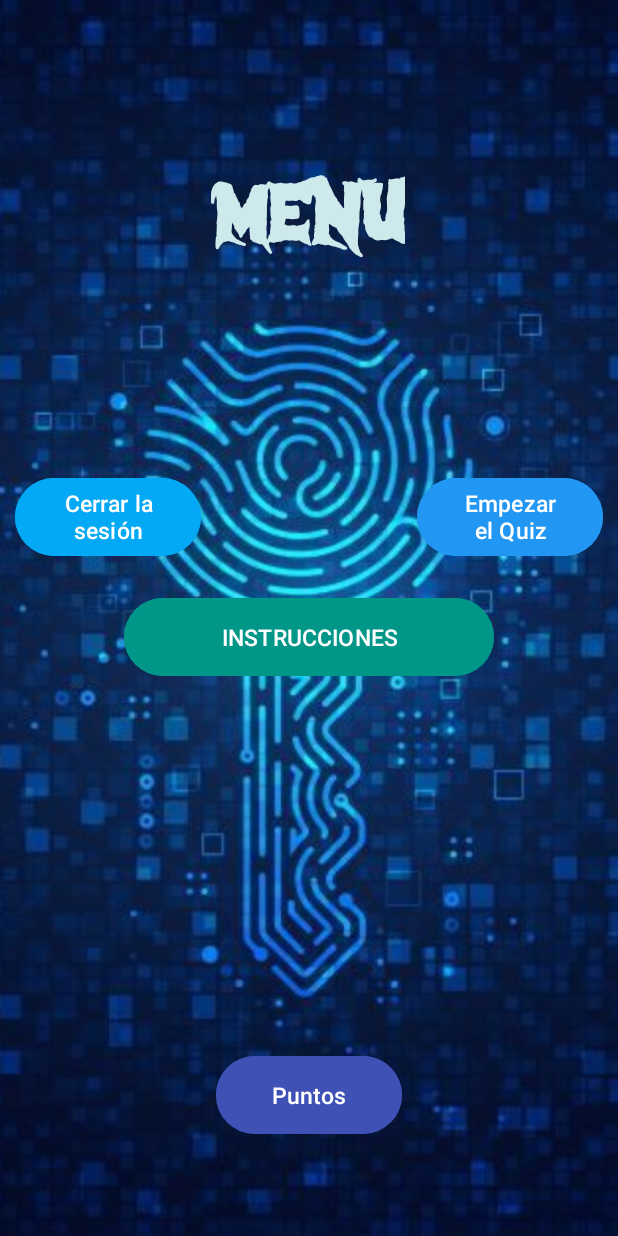
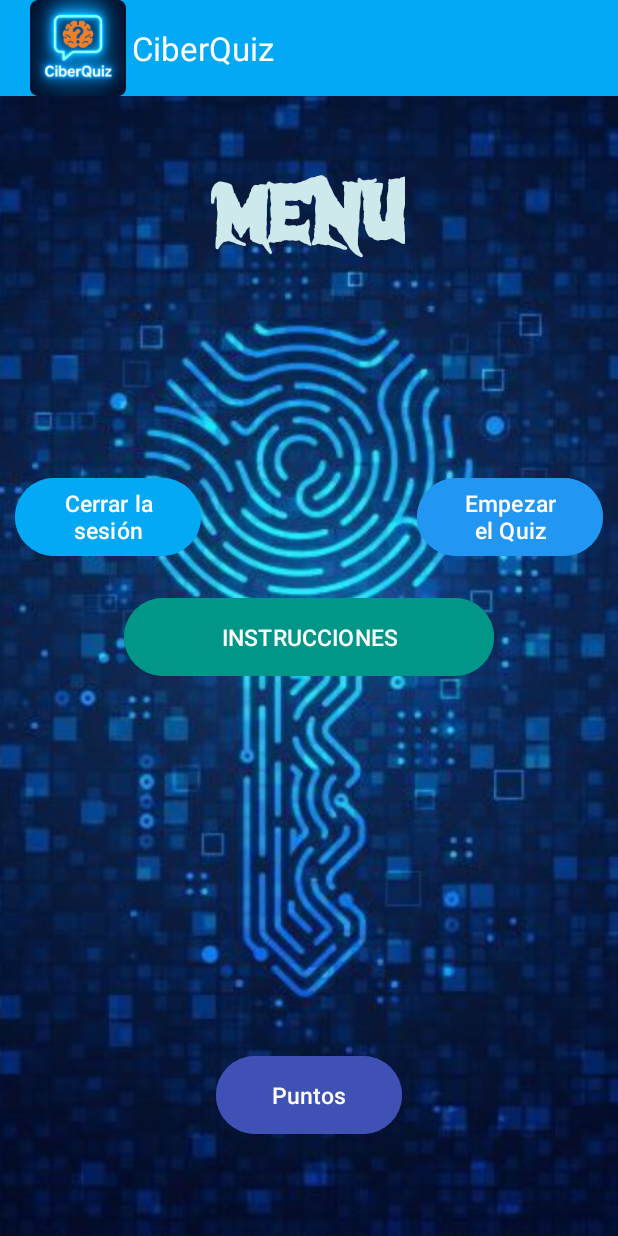
Before and after one commit to nataliagarcia2004/CIBERQUIZ_P1, an Android app: the Menu screen opened directly, with no data from a screen before it, on a phone screen of 412 x 824 dp. Run offline under Robolectric (Android 15) with nearby library versions, the phone set to English and light mode, and no system bars.

Commit message:
añadir toolbar

```diff
--- a/app/src/main/java/com/example/practica_1/Menu.java
+++ b/app/src/main/java/com/example/practica_1/Menu.java
@@ -5,16 +5,28 @@ import android.os.Bundle;
 import android.view.View;
 
 import androidx.appcompat.app.AppCompatActivity;
+import androidx.appcompat.widget.Toolbar;
 
 
 public class Menu extends AppCompatActivity {
 
     private int puntuacion;
-
     @Override
     protected void onCreate(Bundle savedInstanceState) {
         super.onCreate(savedInstanceState);
         setContentView(R.layout.activity_menu);
+
+        // Configurar el Toolbar
+        Toolbar toolbar = findViewById(R.id.toolbar);
+        setSupportActionBar(toolbar);
+
+
+        if (getSupportActionBar() != null) {
+            getSupportActionBar().setDisplayShowHomeEnabled(true);
+            getSupportActionBar().setLogo(R.mipmap.ic_launcher);
+            getSupportActionBar().setDisplayUseLogoEnabled(true);
+            getSupportActionBar().setTitle("CiberQuiz");
+        }
 
         Intent intent = getIntent();
         puntuacion = intent.getIntExtra("puntuacion", puntuacion);
--- a/app/src/main/res/layout/activity_menu.xml
+++ b/app/src/main/res/layout/activity_menu.xml
@@ -6,6 +6,20 @@
     android:layout_width="match_parent"
     android:layout_height="match_parent"
     tools:context=".Menu">
+    <androidx.appcompat.widget.Toolbar
+        android:id="@+id/toolbar"
+        android:layout_width="match_parent"
+        android:layout_height="?attr/actionBarSize"
+        android:background="#03A9F4"
+        android:elevation="4dp"
+        android:theme="@style/ThemeOverlay.AppCompat.Dark.ActionBar"
+        app:layout_constraintEnd_toEndOf="parent"
+        app:layout_constraintStart_toStartOf="parent"
+        app:layout_constraintTop_toTopOf="parent"
+        app:logo="@mipmap/ic_launcher"
+        app:popupTheme="@style/ThemeOverlay.AppCompat.Light"
+        app:title="CiberQuizz"
+        app:titleTextColor="@android:color/white" />
 
     <ImageView
         android:id="@+id/background_image"
```
